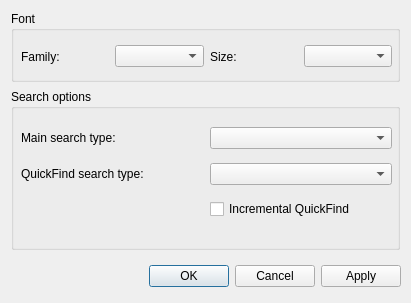
nickbnf/glogg, file src/optionsdialog.ui: the form before one commit.
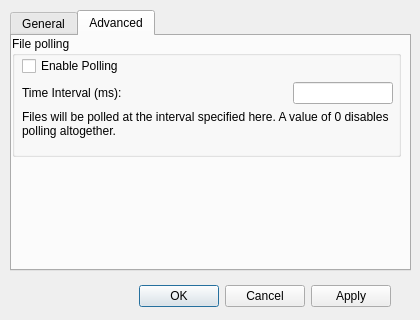
The form after the commit. The open tabs and pages were chosen to show the change.

Commit message: Add configuration option for polling.

```diff
--- a/src/optionsdialog.ui
+++ b/src/optionsdialog.ui
@@ -6,8 +6,8 @@
    <rect>
     <x>0</x>
     <y>0</y>
-    <width>411</width>
-    <height>303</height>
+    <width>420</width>
+    <height>320</height>
    </rect>
   </property>
   <property name="sizePolicy">
@@ -22,8 +22,8 @@
   <widget class="QDialogButtonBox" name="buttonBox">
    <property name="geometry">
     <rect>
-     <x>60</x>
-     <y>260</y>
+     <x>50</x>
+     <y>280</y>
      <width>341</width>
      <height>32</height>
     </rect>
@@ -35,13 +35,32 @@
     <set>QDialogButtonBox::Apply|QDialogButtonBox::Cancel|QDialogButtonBox::Ok</set>
    </property>
   </widget>
+  <widget class="QTabWidget" name="tabWidget">
+   <property name="enabled">
+    <bool>true</bool>
+   </property>
+   <property name="geometry">
+    <rect>
+     <x>10</x>
+     <y>10</y>
+     <width>401</width>
+     <height>261</height>
+    </rect>
+   </property>
+   <property name="currentIndex">
+    <number>0</number>
+   </property>
+   <widget class="QWidget" name="general_tab">
+    <attribute name="title">
+     <string>General</string>
+    </attribute>
   <widget class="QGroupBox" name="searchBox">
    <property name="geometry">
     <rect>
-     <x>11</x>
-     <y>89</y>
+       <x>0</x>
+       <y>78</y>
      <width>389</width>
-     <height>161</height>
+       <height>151</height>
     </rect>
    </property>
    <property name="title">
@@ -93,8 +112,8 @@
   <widget class="QGroupBox" name="fontBox">
    <property name="geometry">
     <rect>
-     <x>11</x>
-     <y>11</y>
+       <x>0</x>
+       <y>0</y>
      <width>389</width>
      <height>71</height>
     </rect>
@@ -133,6 +152,85 @@
       <widget class="QComboBox" name="fontSizeBox"/>
      </item>
     </layout>
+     </widget>
+    </widget>
+   </widget>
+   <widget class="QWidget" name="advanced_tab">
+    <property name="enabled">
+     <bool>true</bool>
+    </property>
+    <attribute name="title">
+     <string>Advanced</string>
+    </attribute>
+    <widget class="QGroupBox" name="pollBox">
+     <property name="geometry">
+      <rect>
+       <x>0</x>
+       <y>0</y>
+       <width>389</width>
+       <height>121</height>
+      </rect>
+     </property>
+     <property name="title">
+      <string>File polling</string>
+     </property>
+     <widget class="QWidget" name="verticalLayoutWidget">
+      <property name="geometry">
+       <rect>
+        <x>10</x>
+        <y>20</y>
+        <width>371</width>
+        <height>91</height>
+       </rect>
+      </property>
+      <layout class="QVBoxLayout" name="verticalLayout">
+       <item>
+        <widget class="QCheckBox" name="pollingCheckBox">
+         <property name="text">
+          <string>Enable Polling</string>
+         </property>
+        </widget>
+       </item>
+       <item>
+        <layout class="QHBoxLayout" name="horizontalLayout_2">
+         <item>
+          <widget class="QLabel" name="label_5">
+           <property name="text">
+            <string>Time Interval (ms):</string>
+           </property>
+          </widget>
+         </item>
+         <item>
+          <widget class="QLineEdit" name="pollIntervalLineEdit">
+           <property name="maximumSize">
+            <size>
+             <width>100</width>
+             <height>16777215</height>
+            </size>
+           </property>
+           <property name="inputMethodHints">
+            <set>Qt::ImhDigitsOnly</set>
+           </property>
+          </widget>
+         </item>
+        </layout>
+       </item>
+       <item alignment="Qt::AlignTop">
+        <widget class="QLabel" name="label_7">
+         <property name="text">
+          <string>Files will be polled at the interval specified here. A value of 0 disables polling altogether.</string>
+         </property>
+         <property name="textFormat">
+          <enum>Qt::AutoText</enum>
+         </property>
+         <property name="wordWrap">
+          <bool>true</bool>
+         </property>
+        </widget>
+       </item>
+      </layout>
+     </widget>
+    </widget>
    </widget>
   </widget>
  </widget>
```
Lines whose indentation alone changed are shown as unchanged. The commit also changes 12 other files.
